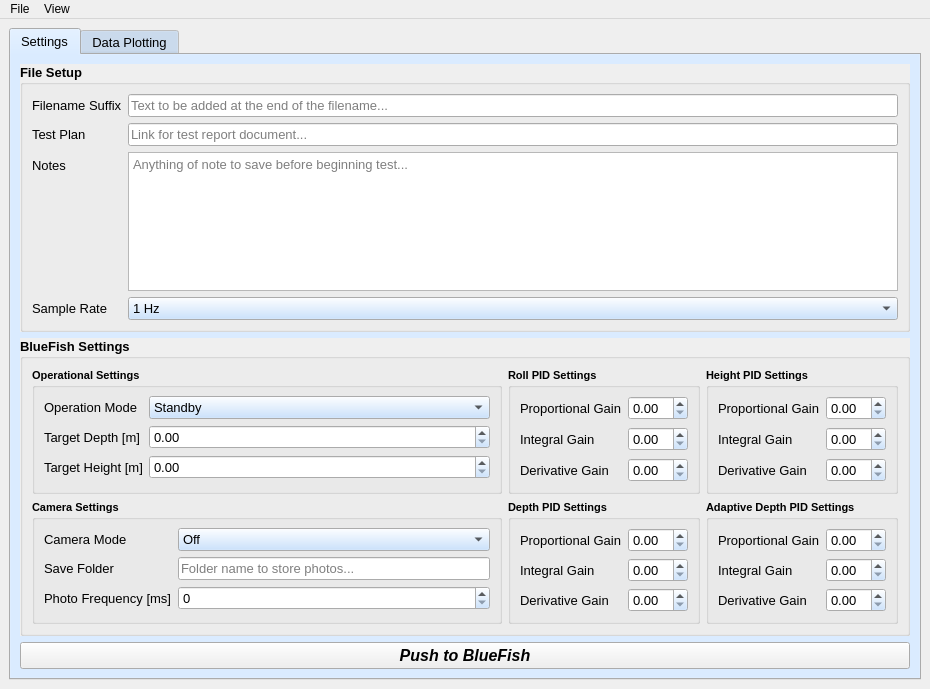
Above: Sandbox/GUI/FishCommand.ui from BlueFish-MECH400/BlueFish before the change. Below: the same form after it.
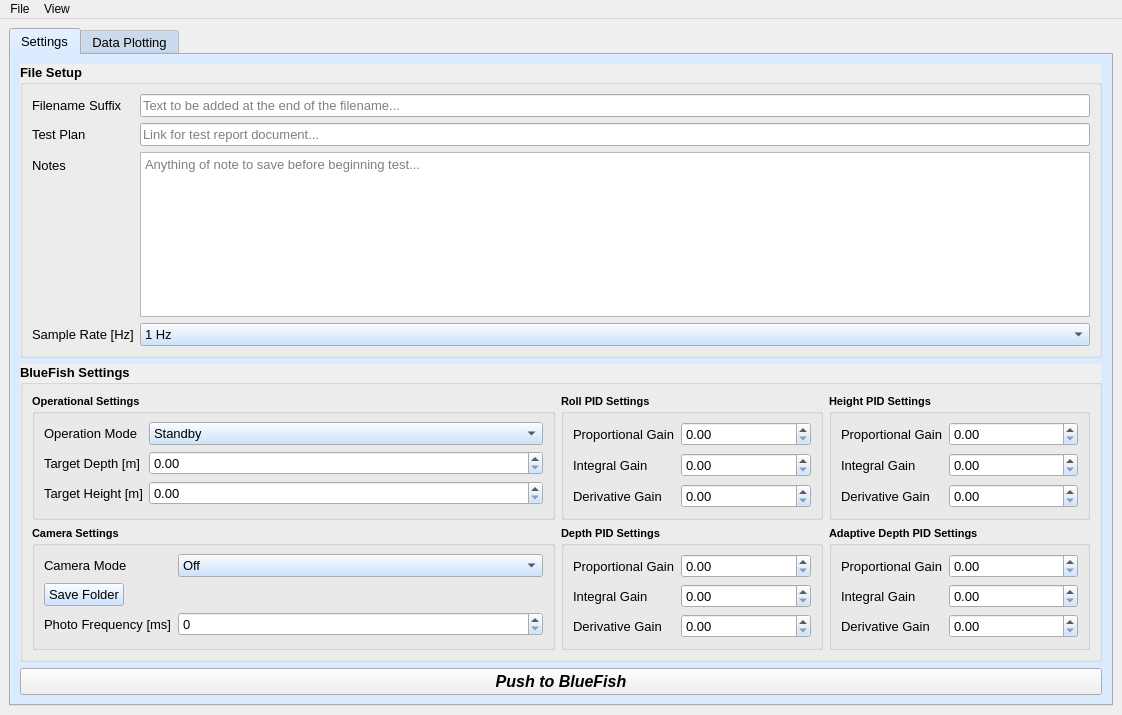
That is the form after the change. Icons and pictures are not drawn.

Patch:
```diff
--- a/Sandbox/GUI/FishCommand.ui
+++ b/Sandbox/GUI/FishCommand.ui
@@ -6,8 +6,8 @@
    <rect>
     <x>0</x>
     <y>0</y>
-    <width>906</width>
-    <height>689</height>
+    <width>1122</width>
+    <height>715</height>
    </rect>
   </property>
   <property name="windowTitle">
@@ -17,15 +17,21 @@
    <iconset>
     <normaloff>../../../BR Logo.png</normaloff>../../../BR Logo.png</iconset>
   </property>
+  <property name="toolButtonStyle">
+   <enum>Qt::ToolButtonIconOnly</enum>
+  </property>
   <property name="tabShape">
-   <enum>QTabWidget::Triangular</enum>
+   <enum>QTabWidget::Rounded</enum>
+  </property>
+  <property name="unifiedTitleAndToolBarOnMac">
+   <bool>false</bool>
   </property>
   <widget class="QWidget" name="centralwidget">
    <layout class="QHBoxLayout" name="horizontalLayout">
     <item>
      <widget class="QTabWidget" name="groupBox_settings">
       <property name="sizePolicy">
-       <sizepolicy hsizetype="Expanding" vsizetype="Expanding">
+       <sizepolicy hsizetype="Preferred" vsizetype="Preferred">
         <horstretch>0</horstretch>
         <verstretch>0</verstretch>
        </sizepolicy>
@@ -118,10 +124,122 @@
           <property name="title">
            <string>BlueFish Settings</string>
           </property>
-          <layout class="QGridLayout" name="gridLayout_4">
+          <layout class="QGridLayout" name="gridLayout_4" columnstretch="2,1,1">
            <property name="sizeConstraint">
             <enum>QLayout::SetDefaultConstraint</enum>
            </property>
+           <item row="0" column="2">
+            <widget class="QGroupBox" name="groupBox_heightSettings">
+             <property name="font">
+              <font>
+               <pointsize>8</pointsize>
+               <weight>75</weight>
+               <bold>true</bold>
+              </font>
+             </property>
+             <property name="title">
+              <string>Height PID Settings</string>
+             </property>
+             <layout class="QFormLayout" name="formLayout_7">
+              <property name="verticalSpacing">
+               <number>7</number>
+              </property>
+              <item row="0" column="0">
+               <widget class="QLabel" name="label_heightP">
+                <property name="font">
+                 <font>
+                  <pointsize>10</pointsize>
+                  <weight>50</weight>
+                  <bold>false</bold>
+                 </font>
+                </property>
+                <property name="text">
+                 <string>Proportional Gain</string>
+                </property>
+                <property name="buddy">
+                 <cstring>doubleSpinBox_heightP</cstring>
+                </property>
+               </widget>
+              </item>
+              <item row="0" column="1">
+               <widget class="QDoubleSpinBox" name="doubleSpinBox_heightP">
+                <property name="font">
+                 <font>
+                  <pointsize>10</pointsize>
+                  <weight>50</weight>
+                  <bold>false</bold>
+                 </font>
+                </property>
+                <property name="singleStep">
+                 <double>0.250000000000000</double>
+                </property>
+               </widget>
+              </item>
+              <item row="1" column="0">
+               <widget class="QLabel" name="label_heightI">
+                <property name="font">
+                 <font>
+                  <pointsize>10</pointsize>
+                  <weight>50</weight>
+                  <bold>false</bold>
+                 </font>
+                </property>
+                <property name="text">
+                 <string>Integral Gain</string>
+                </property>
+                <property name="buddy">
+                 <cstring>doubleSpinBox_heightI</cstring>
+                </property>
+               </widget>
+              </item>
+              <item row="1" column="1">
+               <widget class="QDoubleSpinBox" name="doubleSpinBox_heightI">
+                <property name="font">
+                 <font>
+                  <pointsize>10</pointsize>
+                  <weight>50</weight>
+                  <bold>false</bold>
+                 </font>
+                </property>
+                <property name="singleStep">
+                 <double>0.250000000000000</double>
+                </property>
+               </widget>
+              </item>
+              <item row="2" column="0">
+               <widget class="QLabel" name="label_heightD">
+                <property name="font">
+                 <font>
+                  <pointsize>10</pointsize>
+                  <weight>50</weight>
+                  <bold>false</bold>
+                 </font>
+                </property>
+                <property name="text">
+                 <string>Derivative Gain</string>
+                </property>
+                <property name="buddy">
+                 <cstring>doubleSpinBox_heightD</cstring>
+                </property>
+               </widget>
+              </item>
+              <item row="2" column="1">
+               <widget class="QDoubleSpinBox" name="doubleSpinBox_heightD">
+                <property name="font">
+                 <font>
+                  <pointsize>10</pointsize>
+                  <weight>50</weight>
+                  <bold>false</bold>
+                 </font>
+                </property>
+                <property name="singleStep">
+                 <double>0.250000000000000</double>
+                </property>
+               </widget>
+              </item>
+             </layout>
+            </widget>
+           </item>
            <item row="1" column="0">
             <widget class="QGroupBox" name="groupBox_cameraSettings">
              <property name="font">
@@ -135,37 +253,6 @@
               <string>Camera Settings</string>
              </property>
              <layout class="QFormLayout" name="formLayout">
-              <item row="1" column="0">
-               <widget class="QLabel" name="label_cameraSaveFolder">
-                <property name="font">
-                 <font>
-                  <pointsize>10</pointsize>
-                  <weight>50</weight>
-                  <bold>false</bold>
-                 </font>
-                </property>
-                <property name="text">
-                 <string>Save Folder</string>
-                </property>
-                <property name="buddy">
-                 <cstring>lineEdit_saveFolder</cstring>
-                </property>
-               </widget>
-              </item>
-              <item row="1" column="1">
-               <widget class="QLineEdit" name="lineEdit_saveFolder">
-                <property name="font">
-                 <font>
-                  <pointsize>10</pointsize>
-                  <weight>50</weight>
-                  <bold>false</bold>
-                 </font>
-                </property>
-                <property name="placeholderText">
-                 <string>Folder name to store photos...</string>
-                </property>
-               </widget>
-              </item>
               <item row="2" column="0">
                <widget class="QLabel" name="label_photoFrequency">
                 <property name="font">
@@ -235,6 +322,40 @@
                 </property>
                </widget>
               </item>
+              <item row="1" column="1">
+               <widget class="QLabel" name="label">
+                <property name="font">
+                 <font>
+                  <pointsize>10</pointsize>
+                  <weight>50</weight>
+                  <bold>false</bold>
+                 </font>
+                </property>
+                <property name="text">
+                 <string/>
+                </property>
+                <property name="textInteractionFlags">
+                 <set>Qt::TextBrowserInteraction</set>
+                </property>
+                <property name="buddy">
+                 <cstring>pushButton_photoSaveFolder</cstring>
+                </property>
+               </widget>
+              </item>
+              <item row="1" column="0">
+               <widget class="QPushButton" name="pushButton_photoSaveFolder">
+                <property name="font">
+                 <font>
+                  <pointsize>10</pointsize>
+                  <weight>50</weight>
+                  <bold>false</bold>
+                 </font>
+                </property>
+                <property name="text">
+                 <string>Save Folder</string>
+                </property>
+               </widget>
+              </item>
              </layout>
             </widget>
            </item>
@@ -384,227 +505,6 @@
              </layout>
             </widget>
            </item>
-           <item row="0" column="2">
-            <widget class="QGroupBox" name="groupBox_heightSettings">
-             <property name="font">
-              <font>
-               <pointsize>8</pointsize>
-               <weight>75</weight>
-               <bold>true</bold>
-              </font>
-             </property>
-             <property name="title">
-              <string>Height PID Settings</string>
-             </property>
-             <layout class="QFormLayout" name="formLayout_7">
-              <property name="verticalSpacing">
-               <number>7</number>
-              </property>
-              <item row="0" column="0">
-               <widget class="QLabel" name="label_heightP">
-                <property name="font">
-                 <font>
-                  <pointsize>10</pointsize>
-                  <weight>50</weight>
-                  <bold>false</bold>
-                 </font>
-                </property>
-                <property name="text">
-                 <string>Proportional Gain</string>
-                </property>
-                <property name="buddy">
-                 <cstring>doubleSpinBox_heightP</cstring>
-                </property>
-               </widget>
-              </item>
-              <item row="0" column="1">
-               <widget class="QDoubleSpinBox" name="doubleSpinBox_heightP">
-                <property name="font">
-                 <font>
-                  <pointsize>10</pointsize>
-                  <weight>50</weight>
-                  <bold>false</bold>
-                 </font>
-                </property>
-                <property name="singleStep">
-                 <double>0.250000000000000</double>
-                </property>
-               </widget>
-              </item>
-              <item row="1" column="0">
-               <widget class="QLabel" name="label_heightI">
-                <property name="font">
-                 <font>
-                  <pointsize>10</pointsize>
-                  <weight>50</weight>
-                  <bold>false</bold>
-                 </font>
-                </property>
-                <property name="text">
-                 <string>Integral Gain</string>
-                </property>
-                <property name="buddy">
-                 <cstring>doubleSpinBox_heightI</cstring>
-                </property>
-               </widget>
-              </item>
-              <item row="1" column="1">
-               <widget class="QDoubleSpinBox" name="doubleSpinBox_heightI">
-                <property name="font">
-                 <font>
-                  <pointsize>10</pointsize>
-                  <weight>50</weight>
-                  <bold>false</bold>
-                 </font>
-                </property>
-                <property name="singleStep">
-                 <double>0.250000000000000</double>
-                </property>
-               </widget>
-              </item>
-              <item row="2" column="0">
-               <widget class="QLabel" name="label_heightD">
-                <property name="font">
-                 <font>
-                  <pointsize>10</pointsize>
-                  <weight>50</weight>
-                  <bold>false</bold>
-                 </font>
-                </property>
-                <property name="text">
-                 <string>Derivative Gain</string>
-                </property>
-                <property name="buddy">
-                 <cstring>doubleSpinBox_heightD</cstring>
-                </property>
-               </widget>
-              </item>
-              <item row="2" column="1">
-               <widget class="QDoubleSpinBox" name="doubleSpinBox_heightD">
-                <property name="font">
-                 <font>
-                  <pointsize>10</pointsize>
-                  <weight>50</weight>
-                  <bold>false</bold>
-                 </font>
-                </property>
-                <property name="singleStep">
-                 <double>0.250000000000000</double>
-                </property>
-               </widget>
-              </item>
-             </layout>
-            </widget>
-           </item>
-           <item row="1" column="2">
-            <widget class="QGroupBox" name="groupBox_adaptiveDepthSettings">
-             <property name="font">
-              <font>
-               <pointsize>8</pointsize>
-               <weight>75</weight>
-               <bold>true</bold>
-              </font>
-             </property>
-             <property name="title">
-              <string>Adaptive Depth PID Settings</string>
-             </property>
-             <layout class="QFormLayout" name="formLayout_5">
-              <item row="0" column="0">
-               <widget class="QLabel" name="label_adaptiveP">
-                <property name="font">
-                 <font>
-                  <pointsize>10</pointsize>
-                  <weight>50</weight>
-                  <bold>false</bold>
-                 </font>
-                </property>
-                <property name="text">
-                 <string>Proportional Gain</string>
-                </property>
-                <property name="buddy">
-                 <cstring>doubleSpinBox_adativeP</cstring>
-                </property>
-               </widget>
-              </item>
-              <item row="1" column="0">
-               <widget class="QLabel" name="label_adaptiveI">
-                <property name="font">
-                 <font>
-                  <pointsize>10</pointsize>
-                  <weight>50</weight>
-                  <bold>false</bold>
-                 </font>
-                </property>
-                <property name="text">
-                 <string>Integral Gain</string>
-                </property>
-                <property name="buddy">
-                 <cstring>doubleSpinBox_adaptiveI</cstring>
-                </property>
-               </widget>
-              </item>
-              <item row="2" column="0">
-               <widget class="QLabel" name="label_adaptiveD">
-                <property name="font">
-                 <font>
-                  <pointsize>10</pointsize>
-                  <weight>50</weight>
-                  <bold>false</bold>
-                 </font>
-                </property>
-                <property name="text">
-                 <string>Derivative Gain</string>
-                </property>
-                <property name="buddy">
-                 <cstring>doubleSpinBox_adaptiveD</cstring>
-                </property>
-               </widget>
-              </item>
-              <item row="0" column="1">
-               <widget class="QDoubleSpinBox" name="doubleSpinBox_adativeP">
-                <property name="font">
-                 <font>
-                  <pointsize>10</pointsize>
-                  <weight>50</weight>
-                  <bold>false</bold>
-                 </font>
-                </property>
-                <property name="singleStep">
-                 <double>0.250000000000000</double>
-                </property>
-               </widget>
-              </item>
-              <item row="1" column="1">
-               <widget class="QDoubleSpinBox" name="doubleSpinBox_adaptiveI">
-                <property name="font">
-                 <font>
-                  <pointsize>10</pointsize>
-                  <weight>50</weight>
-                  <bold>false</bold>
-                 </font>
-                </property>
-                <property name="singleStep">
-                 <double>0.250000000000000</double>
-                </property>
-               </widget>
-              </item>
-              <item row="2" column="1">
-               <widget class="QDoubleSpinBox" name="doubleSpinBox_adaptiveD">
-                <property name="font">
-                 <font>
-                  <pointsize>10</pointsize>
-                  <weight>50</weight>
-                  <bold>false</bold>
-                 </font>
-                </property>
-                <property name="singleStep">
-                 <double>0.250000000000000</double>
-                </property>
-               </widget>
-              </item>
-             </layout>
-            </widget>
-           </item>
            <item row="0" column="1">
             <widget class="QGroupBox" name="groupBox_rollSettings">
              <property name="font">
@@ -826,6 +726,115 @@
              </layout>
             </widget>
            </item>
+           <item row="1" column="2">
+            <widget class="QGroupBox" name="groupBox_adaptiveDepthSettings">
+             <property name="font">
+              <font>
+               <pointsize>8</pointsize>
+               <weight>75</weight>
+               <bold>true</bold>
+              </font>
+             </property>
+             <property name="title">
+              <string>Adaptive Depth PID Settings</string>
+             </property>
+             <layout class="QFormLayout" name="formLayout_5">
+              <item row="0" column="0">
+               <widget class="QLabel" name="label_adaptiveP">
+                <property name="font">
+                 <font>
+                  <pointsize>10</pointsize>
+                  <weight>50</weight>
+                  <bold>false</bold>
+                 </font>
+                </property>
+                <property name="text">
+                 <string>Proportional Gain</string>
+                </property>
+                <property name="buddy">
+                 <cstring>doubleSpinBox_adaptiveP</cstring>
+                </property>
+               </widget>
+              </item>
+              <item row="1" column="0">
+               <widget class="QLabel" name="label_adaptiveI">
+                <property name="font">
+                 <font>
+                  <pointsize>10</pointsize>
+                  <weight>50</weight>
+                  <bold>false</bold>
+                 </font>
+                </property>
+                <property name="text">
+                 <string>Integral Gain</string>
+                </property>
+                <property name="buddy">
+                 <cstring>doubleSpinBox_adaptiveI</cstring>
+                </property>
+               </widget>
+              </item>
+              <item row="2" column="0">
+               <widget class="QLabel" name="label_adaptiveD">
+                <property name="font">
+                 <font>
+                  <pointsize>10</pointsize>
+                  <weight>50</weight>
+                  <bold>false</bold>
+                 </font>
+                </property>
+                <property name="text">
+                 <string>Derivative Gain</string>
+                </property>
+                <property name="buddy">
+                 <cstring>doubleSpinBox_adaptiveD</cstring>
+                </property>
+               </widget>
+              </item>
+              <item row="0" column="1">
+               <widget class="QDoubleSpinBox" name="doubleSpinBox_adaptiveP">
+                <property name="font">
+                 <font>
+                  <pointsize>10</pointsize>
+                  <weight>50</weight>
+                  <bold>false</bold>
+                 </font>
+                </property>
+                <property name="singleStep">
+                 <double>0.250000000000000</double>
+                </property>
+               </widget>
+              </item>
+              <item row="1" column="1">
+               <widget class="QDoubleSpinBox" name="doubleSpinBox_adaptiveI">
+                <property name="font">
+                 <font>
+                  <pointsize>10</pointsize>
+                  <weight>50</weight>
+                  <bold>false</bold>
+                 </font>
+                </property>
+                <property name="singleStep">
+                 <double>0.250000000000000</double>
+                </property>
+               </widget>
+              </item>
+              <item row="2" column="1">
+               <widget class="QDoubleSpinBox" name="doubleSpinBox_adaptiveD">
+                <property name="font">
+                 <font>
+                  <pointsize>10</pointsize>
+                  <weight>50</weight>
+                  <bold>false</bold>
+                 </font>
+                </property>
+                <property name="singleStep">
+                 <double>0.250000000000000</double>
+                </property>
+               </widget>
+              </item>
+             </layout>
+            </widget>
+           </item>
           </layout>
          </widget>
         </item>
@@ -866,7 +875,7 @@
         <item row="0" column="0">
          <widget class="QGroupBox" name="groupBox_fileSetup">
           <property name="sizePolicy">
-           <sizepolicy hsizetype="Preferred" vsizetype="Maximum">
+           <sizepolicy hsizetype="Preferred" vsizetype="Preferred">
             <horstretch>0</horstretch>
             <verstretch>0</verstretch>
            </sizepolicy>
@@ -1050,7 +1059,7 @@
               </font>
              </property>
              <property name="text">
-              <string>Sample Rate</string>
+              <string>Sample Rate [Hz]</string>
              </property>
              <property name="buddy">
               <cstring>comboBox_sampleRate</cstring>
@@ -1511,7 +1520,7 @@
     <rect>
      <x>0</x>
      <y>0</y>
-     <width>906</width>
+     <width>1122</width>
      <height>26</height>
     </rect>
    </property>
```
Left out of the diff: 28 changed lines with no effect on the pictures.
